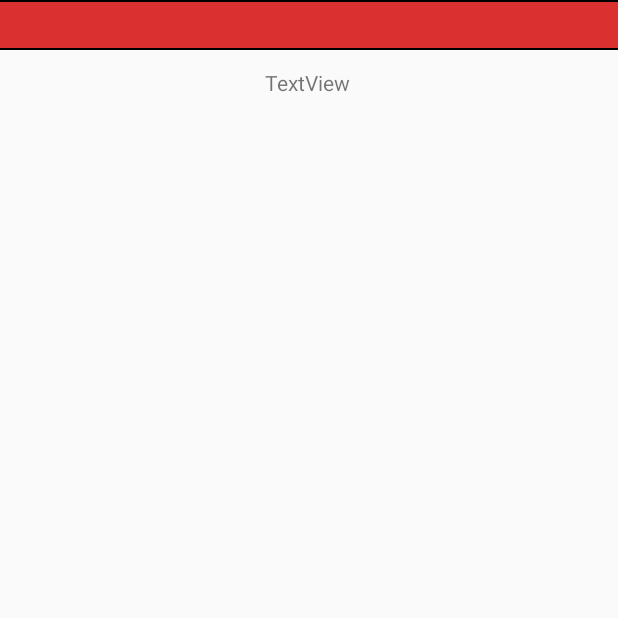
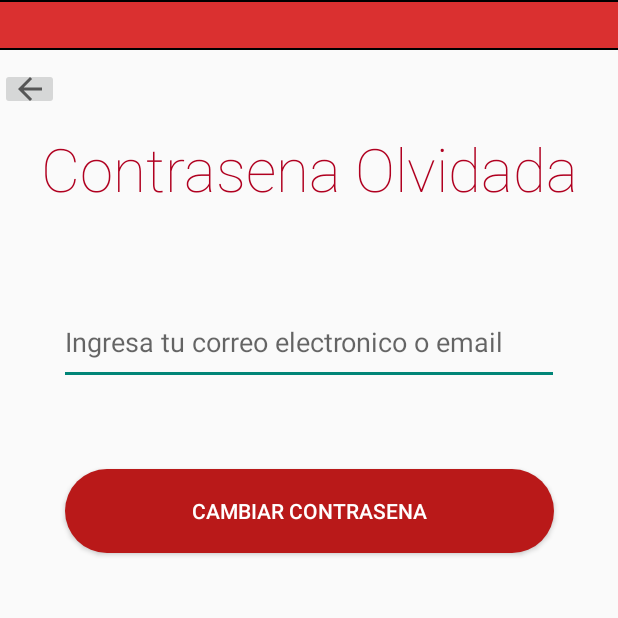
Before and after one commit to JuanCervantesAla/Android_Usili, an Android app: the contrasenaNueva screen opened directly, with no data from a screen before it, on a phone screen of 412 x 824 dp, the top half of it. Run offline under Robolectric (Android 15) with nearby library versions, the light colour scheme and no system bars; our stand-ins replace Firebase (no records; nobody signed in at launch, a user with empty details on screens opened directly).

Commit message:
Second save 15/03/2022

```diff
--- a/app/src/main/java/com/example/usiliv101/contrasenaNueva.java
+++ b/app/src/main/java/com/example/usiliv101/contrasenaNueva.java
@@ -1,14 +1,87 @@
 package com.example.usiliv101;
 
+import androidx.annotation.NonNull;
 import androidx.appcompat.app.AppCompatActivity;
 
+import android.content.Intent;
 import android.os.Bundle;
+import android.view.View;
+import android.widget.Button;
+import android.widget.EditText;
+import android.widget.ImageButton;
+import android.widget.Toast;
+
+import com.google.android.gms.tasks.OnCompleteListener;
+import com.google.android.gms.tasks.Task;
+import com.google.firebase.auth.FirebaseAuth;
+import com.google.firebase.database.FirebaseDatabase;
 
 public class contrasenaNueva extends AppCompatActivity {
+
+    Button btncontrasenaNueva;
+    ImageButton btnVolver_contrasenaNueva;
+    EditText edtEmail_contrasenaNueva;
+
+    //Variable para la autenticacion de firebase
+    FirebaseAuth auth;
 
     @Override
     protected void onCreate(Bundle savedInstanceState) {
         super.onCreate(savedInstanceState);
         setContentView(R.layout.activity_contrasena_nueva);
+
+        btnVolver_contrasenaNueva = findViewById(R.id.btnVolver_contrasenaNueva);
+        btncontrasenaNueva = findViewById(R.id.btncontrasenNueva);
+        edtEmail_contrasenaNueva = findViewById(R.id.edtEmail_contrasenaNueva);
+
+        //Obtengo la ruta de la base de datos
+        auth = FirebaseAuth.getInstance();
+
+        btncontrasenaNueva.setOnClickListener(new View.OnClickListener() {
+            @Override
+            public void onClick(View view) {
+                //LLamada a metodo
+                resetearContrasena();
+            }
+        });
+
+
+        btnVolver_contrasenaNueva.setOnClickListener(new View.OnClickListener() {
+            @Override
+            public void onClick(View view) {
+                Intent intent = new Intent(contrasenaNueva.this,perfil.class);
+                startActivity(intent);
+            }
+        });
+
+
+    }
+
+    //Metodo del reseteo de contrasena
+    private void resetearContrasena() {
+
+        //Obtengo el valor del EdiText y lo asigno a la variable correo
+        String correo = edtEmail_contrasenaNueva.getText().toString().trim();
+
+        if(correo.isEmpty()){
+            edtEmail_contrasenaNueva.setError("Ey correo equivocado");
+            edtEmail_contrasenaNueva.requestFocus();
+            return;
+        }
+
+        auth.sendPasswordResetEmail(correo).addOnCompleteListener(new OnCompleteListener<Void>() {
+            @Override
+            public void onComplete(@NonNull Task<Void> task) {
+                if(task.isSuccessful()){
+                    Toast.makeText(contrasenaNueva.this, "Revisa el mensaje que llegó a tu correo", Toast.LENGTH_LONG).show();
+                    Intent intent = new Intent(contrasenaNueva.this,login.class);
+                    startActivity(intent);
+                }
+                else{
+                    Toast.makeText(contrasenaNueva.this, "Se produjo un error", Toast.LENGTH_SHORT).show();
+                }
+            }
+        });
+
     }
 }
--- a/app/src/main/java/com/example/usiliv101/iniciarSesion.java
+++ b/app/src/main/java/com/example/usiliv101/iniciarSesion.java
@@ -25,6 +25,7 @@ public class iniciarSesion extends AppCompatActivity {
     Button btnbutton2;
     Button btnContinuar_iniciar_sesion;
     TextView txtOlvidada_iniciar_sesion;
+
     private EditText edtEmail_iniciar_sesion, edtPassword_iniciar_sesion;
 
     //Variables en Java implementacion Firebase
@@ -53,6 +54,7 @@ public class iniciarSesion extends AppCompatActivity {
                 loginUsuario();
             }
         });
+
         //Boton "Volver" al inicio
         btnVolver_iniciar.setOnClickListener(new View.OnClickListener() {
             @Override
@@ -89,16 +91,19 @@ public class iniciarSesion extends AppCompatActivity {
         if(correo.isEmpty()){
             edtEmail_iniciar_sesion.setError("¡Ingresa un correo por favor!");
             edtEmail_iniciar_sesion.requestFocus();
+            return;
         }
 
         if(contrasena.isEmpty()){
             edtPassword_iniciar_sesion.setError("¡Ingresa una contrasena por favor!");
             edtPassword_iniciar_sesion.requestFocus();
+            return;
         }
 
         if(contrasena.length()<6){
             edtPassword_iniciar_sesion.setError("¡La contrasena debe tener 6 caracteres minimo!");
             edtPassword_iniciar_sesion.requestFocus();
+            return;
         }
 
         mAuth.signInWithEmailAndPassword(correo,contrasena)
--- a/app/src/main/java/com/example/usiliv101/login.java
+++ b/app/src/main/java/com/example/usiliv101/login.java
@@ -10,6 +10,7 @@ import android.widget.Button;
 public class login extends AppCompatActivity {
 
     Button btnRegistro, btnIniciarSesion;
+
     @Override
     protected void onCreate(Bundle savedInstanceState) {
         super.onCreate(savedInstanceState);
--- a/app/src/main/java/com/example/usiliv101/registro.java
+++ b/app/src/main/java/com/example/usiliv101/registro.java
@@ -142,6 +142,7 @@ public class registro extends AppCompatActivity  {
         if(password.length()<6){
             edtPassword_registro.setError("¡La contraseña debe tener al menos 6 caracteres!");
             edtPassword_registro.requestFocus();
+            return;
         }
         if(!passwordconfirm.equals(password)){
             edtPassword_registro.setError("¡Las contrasenas no coinciden!");
--- /dev/null
+++ b/app/src/main/res/drawable/frontlayout.xml
@@ -0,0 +1,5 @@
+<?xml version="1.0" encoding="utf-8"?>
+    <shape xmlns:android="http://schemas.android.com/apk/res/android">
+        <solid android:color="#572364"></solid>
+        <stroke android:width="1dp"></stroke>
+    </shape>
--- a/app/src/main/res/layout/activity_contrasena_nueva.xml
+++ b/app/src/main/res/layout/activity_contrasena_nueva.xml
@@ -18,13 +18,53 @@
     </androidx.constraintlayout.widget.ConstraintLayout>
 
     <TextView
-        android:id="@+id/textView5"
+        android:id="@+id/txtTitulo_contrasenNueva"
         android:layout_width="wrap_content"
         android:layout_height="wrap_content"
-        android:layout_marginTop="12dp"
-        android:text="TextView"
+        android:layout_marginTop="52dp"
+        android:fontFamily="sans-serif-thin"
+        android:text="Contrasena Olvidada"
+        android:textColor="@color/design_default_color_error"
+        android:textSize="40dp"
         app:layout_constraintEnd_toEndOf="parent"
-        app:layout_constraintHorizontal_bias="0.498"
+        app:layout_constraintHorizontal_bias="0.509"
         app:layout_constraintStart_toStartOf="parent"
         app:layout_constraintTop_toBottomOf="@+id/constraintLayout3" />
+
+    <ImageButton
+        android:id="@+id/btnVolver_contrasenaNueva"
+        android:layout_width="39dp"
+        android:layout_height="28dp"
+        android:layout_marginTop="12dp"
+        app:layout_constraintEnd_toStartOf="@+id/txtTitulo_contrasenNueva"
+        app:layout_constraintHorizontal_bias="0.101"
+        app:layout_constraintStart_toStartOf="parent"
+        app:layout_constraintTop_toBottomOf="@+id/constraintLayout3"
+        app:srcCompat="?attr/actionModeCloseDrawable" />
+
+    <EditText
+        android:id="@+id/edtEmail_contrasenaNueva"
+        android:layout_width="333dp"
+        android:layout_height="57dp"
+        android:layout_marginTop="60dp"
+        android:ems="10"
+        android:hint="Ingresa tu correo electronico o email"
+        android:inputType="textEmailAddress"
+        app:layout_constraintEnd_toEndOf="parent"
+        app:layout_constraintHorizontal_bias="0.503"
+        app:layout_constraintStart_toStartOf="parent"
+        app:layout_constraintTop_toBottomOf="@+id/txtTitulo_contrasenNueva" />
+
+    <Button
+        android:id="@+id/btncontrasenNueva"
+        android:layout_width="326dp"
+        android:layout_height="56dp"
+        android:layout_marginTop="56dp"
+        android:background="@drawable/buttoncolor"
+        android:text="Cambiar contrasena"
+        android:textColor="@color/white"
+        app:layout_constraintEnd_toEndOf="parent"
+        app:layout_constraintHorizontal_bias="0.505"
+        app:layout_constraintStart_toStartOf="parent"
+        app:layout_constraintTop_toBottomOf="@+id/edtEmail_contrasenaNueva" />
 </androidx.constraintlayout.widget.ConstraintLayout>
```
Also changed, not shown: app/build.gradle (+7 -0 lines), app/src/main/java/com/example/usiliv101/Perfiles.java (added, +20 -0 lines), app/src/main/java/com/example/usiliv101/adaptador.java (added, +58 -0 lines), app/src/main/java/com/example/usiliv101/articulo.java (added, +21 -0 lines), app/src/main/java/com/example/usiliv101/front_activity.java (+23 -2 lines), app/src/main/java/com/example/usiliv101/perfil.java (+235 -1 lines), app/src/main/java/com/example/usiliv101/usuario.java (+14 -1 lines), app/src/main/res/layout/activity_front.xml (+30 -11 lines), app/src/main/res/layout/activity_perfil.xml (+36 -0 lines), app/src/main/res/layout/item.xml (added, +77 -0 lines).
